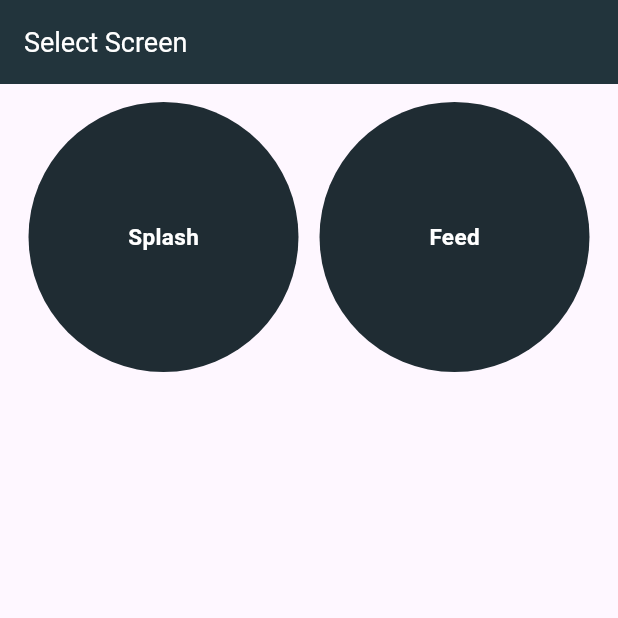
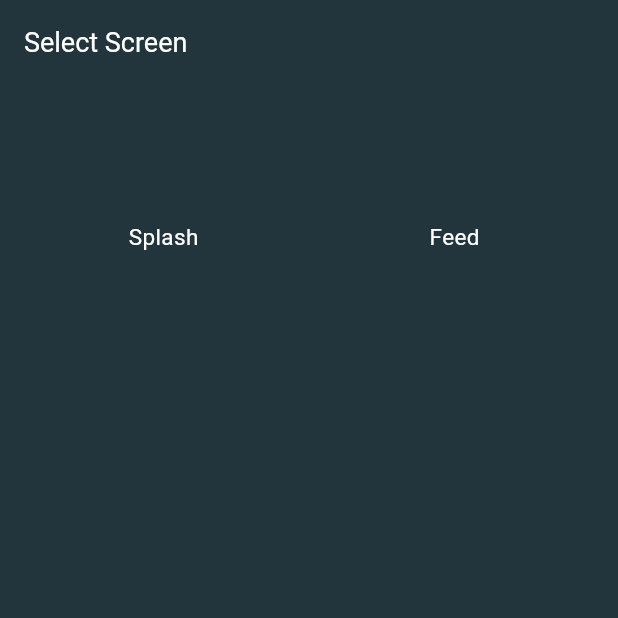
Before and after one commit to muzzammil763/marvie_ios_ui, a Flutter app: the screen it shows after launch, on a phone screen of 412 x 824 dp, the top half of it. Run offline on Flutter 3.47's test engine with Material 3 defaults, Android fonts, the light colour scheme and no system bars.

Commit message:
some changes and fixes

```diff
--- a/lib/Configs/colors.dart
+++ /dev/null
@@ -1,6 +0,0 @@
-import 'package:flutter/material.dart';
-
-const bgColor = Color(0xff22343C);
-const primaryColor = Color(0xff40DF9F);
-const lightbgColor = Color(0xff30444E);
-const fontColor = Color(0xffffffff);
--- a/lib/Screens/screen_selecter.dart
+++ b/lib/Screens/screen_selecter.dart
@@ -1,4 +1,5 @@
 import 'package:flutter/material.dart';
+import 'package:marvie/Screens/feed_one.dart';
 
 class ScreenSelecter extends StatelessWidget {
   const ScreenSelecter({super.key});
@@ -7,10 +8,13 @@ class ScreenSelecter extends StatelessWidget {
   Widget build(BuildContext context) {
     return Scaffold(
       appBar: AppBar(
-        backgroundColor: const Color(0xff22343C),
-        title: const Text(
+        backgroundColor: Theme.of(context).colorScheme.surface,
+        title: Text(
           "Select Screen",
-          style: TextStyle(color: Colors.white, fontSize: 18),
+          style: TextStyle(
+            color: Theme.of(context).colorScheme.onSurface,
+            fontSize: 18,
+          ),
         ),
       ),
       body: Padding(
@@ -28,7 +32,14 @@ class ScreenSelecter extends StatelessWidget {
                 Expanded(
                   child: HomeButton(
                     title: "Feed",
-                    onTap: () {},
+                    onTap: () {
+                      Navigator.push(
+                        context,
+                        MaterialPageRoute(
+                          builder: (context) => const FeedOne(),
+                        ),
+                      );
+                    },
                   ),
                 ),
               ],
@@ -57,17 +68,16 @@ class HomeButton extends StatelessWidget {
       child: Container(
         height: 180,
         width: double.infinity,
-        decoration: const BoxDecoration(
-          color: Color(0xff1f2c33),
+        decoration: BoxDecoration(
+          color: Theme.of(context).colorScheme.surface,
           shape: BoxShape.circle,
         ),
         child: Center(
           child: Text(
             title,
-            style: const TextStyle(
-              color: Colors.white,
+            style: TextStyle(
+              color: Theme.of(context).colorScheme.onSurface,
               fontSize: 15,
-              fontWeight: FontWeight.bold,
             ),
           ),
         ),
--- a/lib/main.dart
+++ b/lib/main.dart
@@ -10,9 +10,18 @@ class MyApp extends StatelessWidget {
 
   @override
   Widget build(BuildContext context) {
-    return const MaterialApp(
+    return MaterialApp(
+      theme: ThemeData(
+        useMaterial3: true,
+        colorScheme: const ColorScheme.light(
+          surface: Color(0xff22343C),
+          primary: Color(0xff40DF9F),
+          onSurface: Colors.white,
+          primaryContainer: Color(0xff30444E),
+        ),
+      ),
       debugShowCheckedModeBanner: false,
-      home: ScreenSelecter(),
+      home: const ScreenSelecter(),
     );
   }
 }
```
Also changed, not shown: lib/Configs/theme.dart (deleted, +0 -13 lines), lib/Screens/feed_one.dart (+73 -46 lines).
